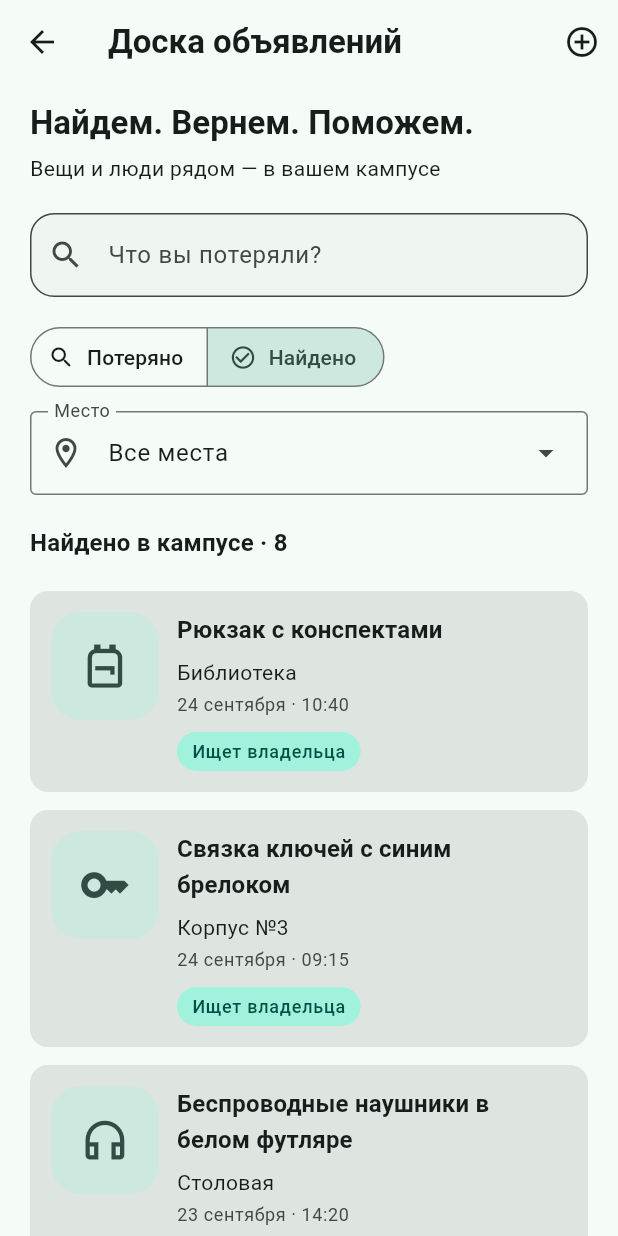
After one commit to VasilievNichita/LostFound_project, a Flutter app: the BoardScreen screen opened directly, on a phone screen of 412 x 824 dp. The commit adds this screen. Run offline on Flutter 3.47's test engine with Material 3 defaults, Android fonts, the phone set to English and light mode, and no system bars.

Commit message:
L2: доработал доску, поиск и макет фильтра места

```diff
--- /dev/null
+++ b/lib/screens/board_screen.dart
@@ -0,0 +1,96 @@
+import 'package:flutter/material.dart';
+
+import '../data/mock_data.dart';
+import '../widgets/item_card.dart';
+
+class BoardScreen extends StatelessWidget {
+  const BoardScreen({super.key});
+
+  @override
+  Widget build(BuildContext context) {
+    final theme = Theme.of(context);
+    return Scaffold(
+      appBar: AppBar(
+        title: const Text('Доска объявлений'),
+        actions: [
+          IconButton(
+            onPressed: () {},
+            icon: const Icon(Icons.add_circle_outline),
+            tooltip: 'Добавить объявление',
+          ),
+        ],
+      ),
+      body: CustomScrollView(
+        slivers: [
+          SliverPadding(
+            padding: const EdgeInsets.fromLTRB(20, 12, 20, 20),
+            sliver: SliverToBoxAdapter(
+              child: Column(
+                crossAxisAlignment: CrossAxisAlignment.start,
+                children: [
+                  Text(
+                    'Найдем. Вернем. Поможем.',
+                    style: theme.textTheme.titleLarge,
+                  ),
+                  const SizedBox(height: 6),
+                  const Text('Вещи и люди рядом — в вашем кампусе'),
+                  const SizedBox(height: 20),
+                  const TextField(
+                    decoration: InputDecoration(
+                      hintText: 'Что вы потеряли?',
+                      prefixIcon: Icon(Icons.search),
+                    ),
+                  ),
+                  const SizedBox(height: 16),
+                  SegmentedButton<String>(
+                    showSelectedIcon: false,
+                    segments: const [
+                      ButtonSegment(
+                        value: 'lost',
+                        label: Text('Потеряно'),
+                        icon: Icon(Icons.search_rounded),
+                      ),
+                      ButtonSegment(
+                        value: 'found',
+                        label: Text('Найдено'),
+                        icon: Icon(Icons.check_circle_outline),
+                      ),
+                    ],
+                    selected: const {'found'},
+                    onSelectionChanged: (_) {},
+                  ),
+                  const SizedBox(height: 12),
+                  DropdownMenu<String>(
+                    width: double.infinity,
+                    initialSelection: 'Все места',
+                    label: const Text('Место'),
+                    leadingIcon: const Icon(Icons.location_on_outlined),
+                    dropdownMenuEntries: ['Все места', ...locations]
+                        .map(
+                          (place) =>
+                              DropdownMenuEntry(value: place, label: place),
+                        )
+                        .toList(),
+                  ),
+                  const SizedBox(height: 20),
+                  Text(
+                    'Найдено в кампусе · ${foundItems.length}',
+                    style: theme.textTheme.titleMedium,
+                  ),
+                ],
+              ),
+            ),
+          ),
+          SliverPadding(
+            padding: const EdgeInsets.fromLTRB(20, 0, 20, 24),
+            sliver: SliverList.separated(
+              itemCount: foundItems.length,
+              itemBuilder: (_, index) => ItemCard(item: foundItems[index]),
+              separatorBuilder: (_, _) => const SizedBox(height: 12),
+            ),
+          ),
+        ],
+      ),
+    );
+  }
+}
--- a/lib/screens/demo_screen.dart
+++ b/lib/screens/demo_screen.dart
@@ -1,6 +1,8 @@
 import 'package:flutter/material.dart';
 
 import 'login_screen.dart';
+
+import 'board_screen.dart';
 
 // SCREEN_IMPORTS
 
@@ -12,6 +14,7 @@ class DemoScreen extends StatelessWidget {
     final scheme = Theme.of(context).colorScheme;
     final entries = <(String, IconData, Widget)>[
       ('Вход / регистрация', Icons.login_rounded, const LoginScreen()),
+      ('Доска объявлений', Icons.dashboard_outlined, const BoardScreen()),
       // SCREEN_ENTRIES
     ];
     return Scaffold(
```
